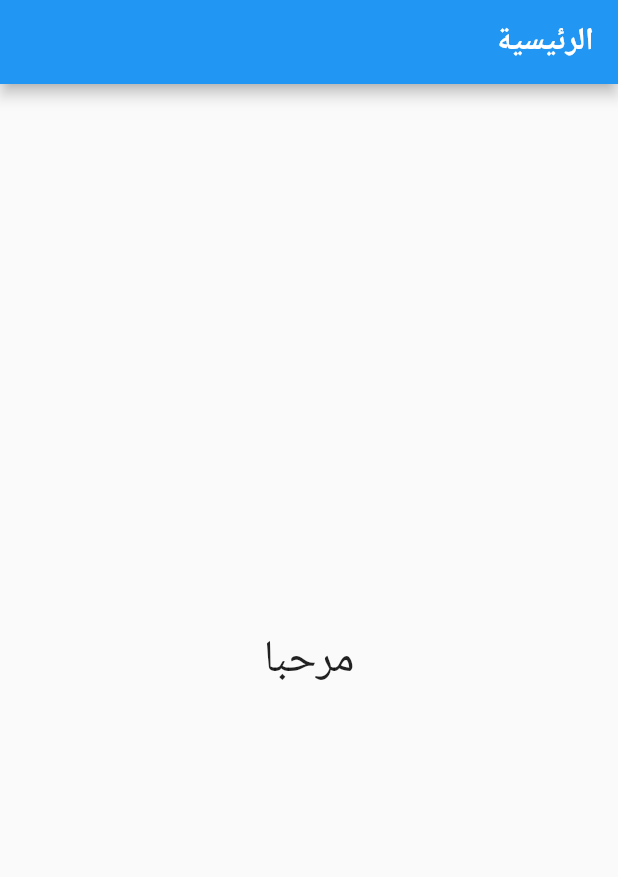
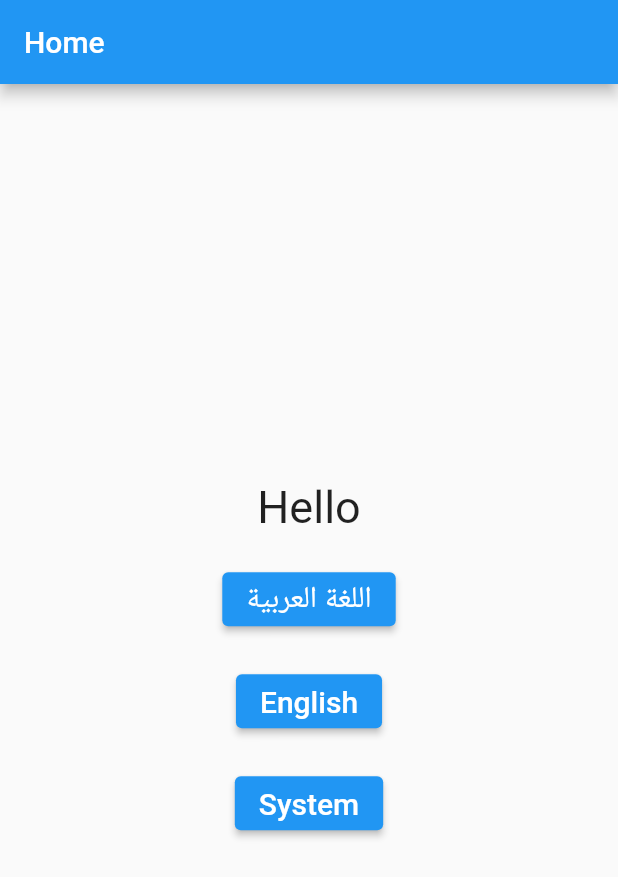
Before and after one commit to moohamed154/Localization_in_Flutter, a Flutter app: the screen it shows after launch, on a phone screen of 412 x 824 dp. Shown: the top 877 px of the screen. Run offline on Flutter 3.47's test engine with Material 3 defaults, Android fonts, the phone set to English and light mode, and no system bars; our stand-ins replace bloc, flutter_bloc, shared_preferences.

Commit message:
Update dependencies and implement language selection in the app. Added support for bloc state management and enhanced localization features in the HomeScreen. Updated pubspec.lock and pubspec.yaml to reflect new package versions.

```diff
--- /dev/null
+++ b/lib/app/logic/cubit/app_cubit.dart
@@ -0,0 +1,41 @@
+import 'package:bloc/bloc.dart';
+import 'package:flutter/foundation.dart';
+import 'package:flutter_bloc/flutter_bloc.dart';
+import 'package:meta/meta.dart';
+
+part 'app_state.dart';
+
+enum LanguageState { english, arabic, system }
+
+class AppCubit extends Cubit<AppState> {
+  AppCubit() : super(AppInitial());
+
+  static AppCubit get(context) => BlocProvider.of(context);
+
+  //*select language
+
+  LanguageState currentLanguage = LanguageState.system;
+
+  Future<void> selectLanguage(LanguageState language) async {
+    currentLanguage = language;
+    emit(LanguageSelectedState());
+  }
+
+  //*get language
+
+  String getLanguage() {
+    //*get device language
+    String deviceLanguage = PlatformDispatcher.instance.locale.languageCode;
+
+    switch (currentLanguage) {
+      case LanguageState.english:
+        return 'en';
+      case LanguageState.arabic:
+        return 'ar';
+      case LanguageState.system:
+        return deviceLanguage;
+    }
+  }
+
+  //*save language
+}
--- /dev/null
+++ b/lib/app/logic/cubit/app_state.dart
@@ -0,0 +1,8 @@
+part of 'app_cubit.dart';
+
+@immutable
+sealed class AppState {}
+
+final class AppInitial extends AppState {}
+
+final class LanguageSelectedState extends AppState {}
--- /dev/null
+++ b/lib/cache/cache_helper_key.dart
@@ -0,0 +1,4 @@
+class CacheHelperKey {
+  static const String themeMode = 'themeMode';
+  static const String language = 'language';
+}
--- a/lib/main.dart
+++ b/lib/main.dart
@@ -1,5 +1,7 @@
 import 'package:flutter/material.dart';
+import 'package:flutter_bloc/flutter_bloc.dart';
 import 'package:flutter_localizations/flutter_localizations.dart';
+import 'package:localization/app/logic/cubit/app_cubit.dart';
 import 'package:localization/generated/l10n.dart';
 import 'package:localization/screen/home_screen.dart';
 
@@ -12,10 +14,14 @@ class MyApp extends StatelessWidget {
 
   @override
   Widget build(BuildContext context) {
+    return BlocProvider(
+      create: (context) => AppCubit(),
+      child: BlocBuilder<AppCubit, AppState>(
+        builder: (context, state) {
           return MaterialApp(
             debugShowCheckedModeBanner: false,
             theme: ThemeData(useMaterial3: false),
-      locale: Locale('ar'),
+            locale: Locale(AppCubit.get(context).getLanguage()),
             localizationsDelegates: [
               S.delegate,
               GlobalMaterialLocalizations.delegate,
@@ -25,5 +31,8 @@ class MyApp extends StatelessWidget {
             supportedLocales: S.delegate.supportedLocales,
             home: HomeScreen(),
           );
+        },
+      ),
+    );
   }
 }
--- a/lib/screen/home_screen.dart
+++ b/lib/screen/home_screen.dart
@@ -1,4 +1,5 @@
 import 'package:flutter/material.dart';
+import 'package:localization/app/logic/cubit/app_cubit.dart';
 import 'package:localization/generated/l10n.dart';
 
 class HomeScreen extends StatelessWidget {
@@ -11,7 +12,39 @@ class HomeScreen extends StatelessWidget {
       body: Center(
         child: Column(
           mainAxisAlignment: MainAxisAlignment.center,
-          children: [Text(S.current.hello, style: TextStyle(fontSize: 30))],
+          children: [
+            Text(S.current.hello, style: TextStyle(fontSize: 30)),
+            SizedBox(height: 20),
+            ElevatedButton(
+              onPressed: () {
+                AppCubit.get(context).selectLanguage(LanguageState.arabic);
+              },
+              child: Text(
+                'اللغة العربية',
+                style: TextStyle(color: Colors.white, fontSize: 20),
+              ),
+            ),
+            SizedBox(height: 20),
+            ElevatedButton(
+              onPressed: () {
+                AppCubit.get(context).selectLanguage(LanguageState.english);
+              },
+              child: Text(
+                'English',
+                style: TextStyle(color: Colors.white, fontSize: 20),
+              ),
+            ),
+            SizedBox(height: 20),
+            ElevatedButton(
+              onPressed: () {
+                AppCubit.get(context).selectLanguage(LanguageState.system);
+              },
+              child: Text(
+                'System',
+                style: TextStyle(color: Colors.white, fontSize: 20),
+              ),
+            ),
+          ],
         ),
       ),
     );
```
Also changed, not shown: lib/cache/cache_helper.dart (added, +34 -0 lines), pubspec.yaml (+4 -11 lines), pubspec.lock, 1 other file. Lines whose indentation alone changed are shown as unchanged.
